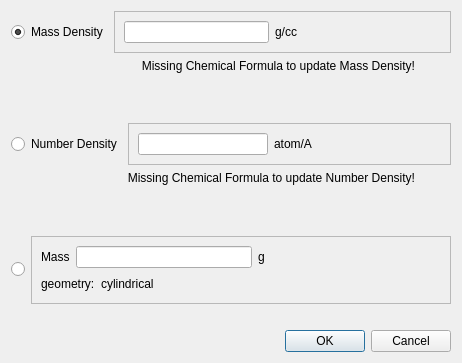
Qt form designer/ui_mass_density.ui (neutrons/addie) before a commit.
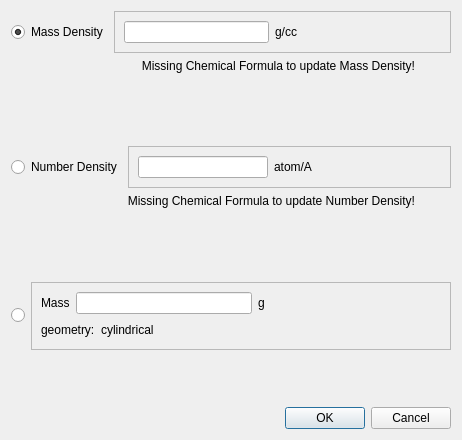
The same form after that commit.

Commit message: Improved units display in mass_density window

```diff
--- a/designer/ui_mass_density.ui
+++ b/designer/ui_mass_density.ui
@@ -10,7 +10,7 @@
     <x>0</x>
     <y>0</y>
     <width>462</width>
-    <height>363</height>
+    <height>440</height>
    </rect>
   </property>
   <property name="sizePolicy">
```
Left out of the diff: 2 changed lines with no effect on the pictures. The commit also changes 2 other files.
